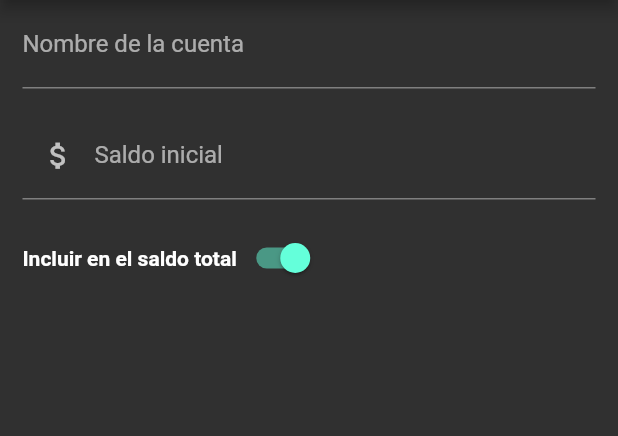
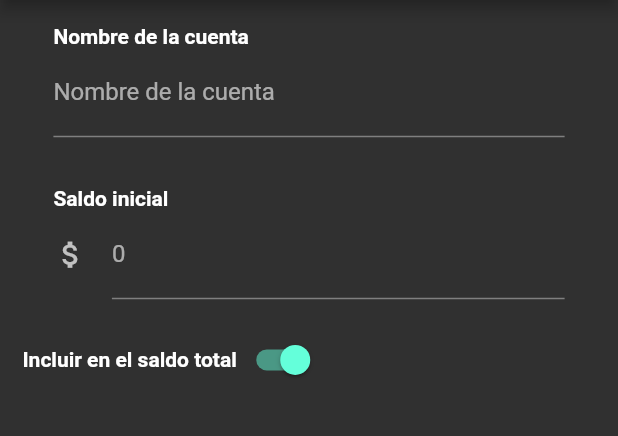
Before and after one commit to nian-mejia/finanzasApp, a Flutter app: the AddAccountPage screen opened by its route, on a phone screen of 412 x 824 dp, the part 84-520 px from its top. Run offline on Flutter 3.47's test engine with Material 2 defaults, Android fonts, the light colour scheme and no system bars; our stand-ins replace flutter_speed_dial, google_sign_in, percent_indicator, sizer, sqflite; accounts and stored records are empty; network calls fail.

Commit message:
add textfield value, description and category selection

```diff
--- /dev/null
+++ b/lib/components/text_fields.dart
@@ -0,0 +1,40 @@
+import 'package:flutter/material.dart';
+import 'package:sizer/sizer.dart';
+
+Padding getTextField(TextEditingController controller, String label) {
+  return Padding(
+    padding: EdgeInsets.symmetric(horizontal: 5.0.w, vertical: 2.0.h),
+    child: Column(
+      crossAxisAlignment: CrossAxisAlignment.start,
+      children: [
+        Text(label, style: const TextStyle(fontWeight: FontWeight.bold),),
+        TextField(
+                controller: controller,
+                decoration: InputDecoration(
+                  labelText: label,
+                ),
+              ),
+      ],
+    ),
+  );
+}
+
+Padding getTextFieldValue(TextEditingController controller, String label) {
+  return Padding(
+    padding: EdgeInsets.symmetric(horizontal: 5.0.w, vertical: 2.0.h),
+    child: Column(
+      crossAxisAlignment: CrossAxisAlignment.start,
+      children: [
+        Text(label, style: const TextStyle(fontWeight: FontWeight.bold),),
+        TextFormField(
+            controller: controller,
+            keyboardType: TextInputType.number,
+            decoration:   const InputDecoration(
+              labelText: "0",
+              icon: Icon(Icons.attach_money, size: 23,),
+            ),
+          ),
+      ]
+      ),
+  );
+}
--- a/lib/pages/add_account.dart
+++ b/lib/pages/add_account.dart
@@ -1,4 +1,5 @@
 
+import 'package:finances/components/text_fields.dart';
 import 'package:finances/constants/titles.dart';
 import 'package:finances/models/accounts.dart';
 import 'package:finances/models/cuotas.dart';
@@ -52,10 +53,8 @@ class _AddAccountPageState extends State<AddAccountPage> {
             mainAxisSize: MainAxisSize.min,
             crossAxisAlignment: CrossAxisAlignment.start,
             children: [
-              _getTextField(nameController, "Nombre de la cuenta"),
-              space,
-              _getTextFieldValue(valueController, "Saldo inicial"),
-              space,
+              getTextField(nameController, "Nombre de la cuenta"),
+              getTextFieldValue(valueController, "Saldo inicial"),
               _excludeField()
             ],
         ),
@@ -77,26 +76,6 @@ class _AddAccountPageState extends State<AddAccountPage> {
             },),
       ],
     );
-  }
-
-  TextField _getTextField(TextEditingController controller, String label) {
-    return TextField(
-            controller: controller,
-            decoration: InputDecoration(
-              labelText: label,
-            ),
-          );
-  }
-
-  TextFormField _getTextFieldValue(TextEditingController controller, String label) {
-    return TextFormField(
-            controller: controller,
-            keyboardType: TextInputType.number,
-            decoration:   InputDecoration(
-              labelText: label,
-              prefixIcon: const Icon(Icons.attach_money, size: 23,),
-            ),
-          );
   }
 
   bool _saveAccount(){
--- a/lib/provider/database.dart
+++ b/lib/provider/database.dart
@@ -49,7 +49,7 @@ class DBProvider {
         await db.insert("categories", Category("Travel", 0xe299).toJson());
         await db.insert("categories", Category("Comunications", 0xe643).toJson());
         await db.insert("categories", Category("Health", 0xf0f2).toJson());
-        await db.insert("categories", Category("Regalos", 0xf2f4).toJson());
+        await db.insert("categories", Category("Gifts", 0xf2f4).toJson());
         await db.insert("categories", Category("Incomming", 0xeea2).toJson());
         await db.insert("categories", Category("Others", 0xee71).toJson());
       }
```
Also changed, not shown: lib/pages/info.dart (+12 -15 lines), lib/pages/recorder_page.dart (added, +66 -0 lines).
